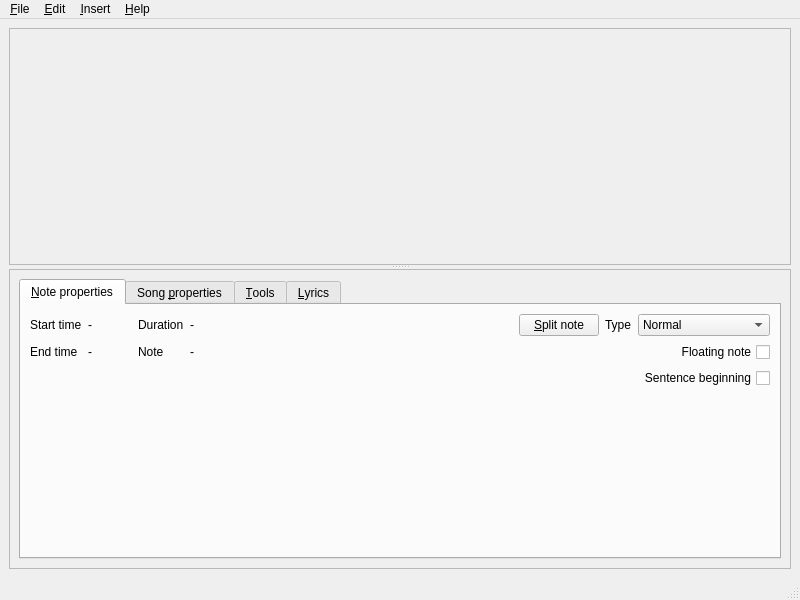
First picture: the form in editor.ui, repository performous/composer, before the edit.
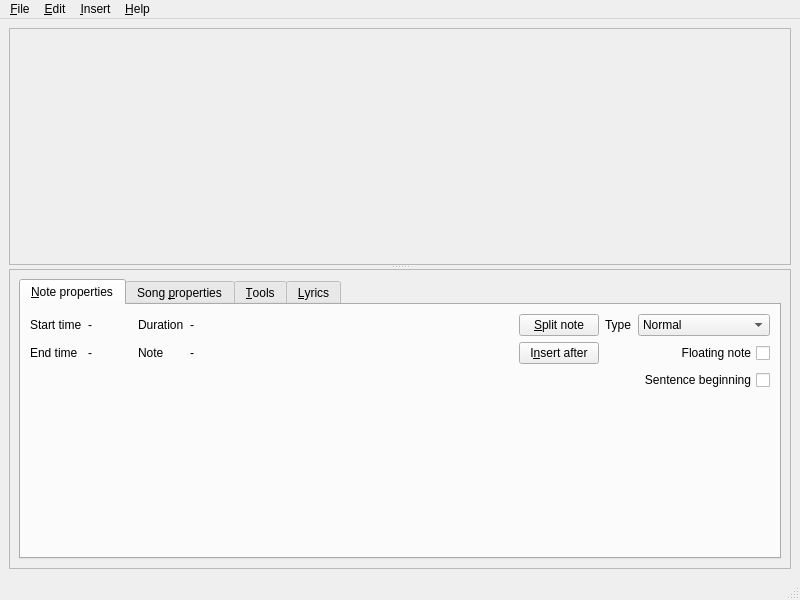
Second picture: the form after the edit.

Commit message: "Insert after" button.

```diff
--- a/editor.ui
+++ b/editor.ui
@@ -247,6 +247,13 @@
               </property>
              </widget>
             </item>
+            <item row="1" column="7">
+             <widget class="QPushButton" name="cmdInsert">
+              <property name="text">
+               <string>I&amp;nsert after</string>
+              </property>
+             </widget>
+            </item>
            </layout>
           </widget>
           <widget class="QWidget" name="tabSong">
```
The commit also changes 2 other files.
